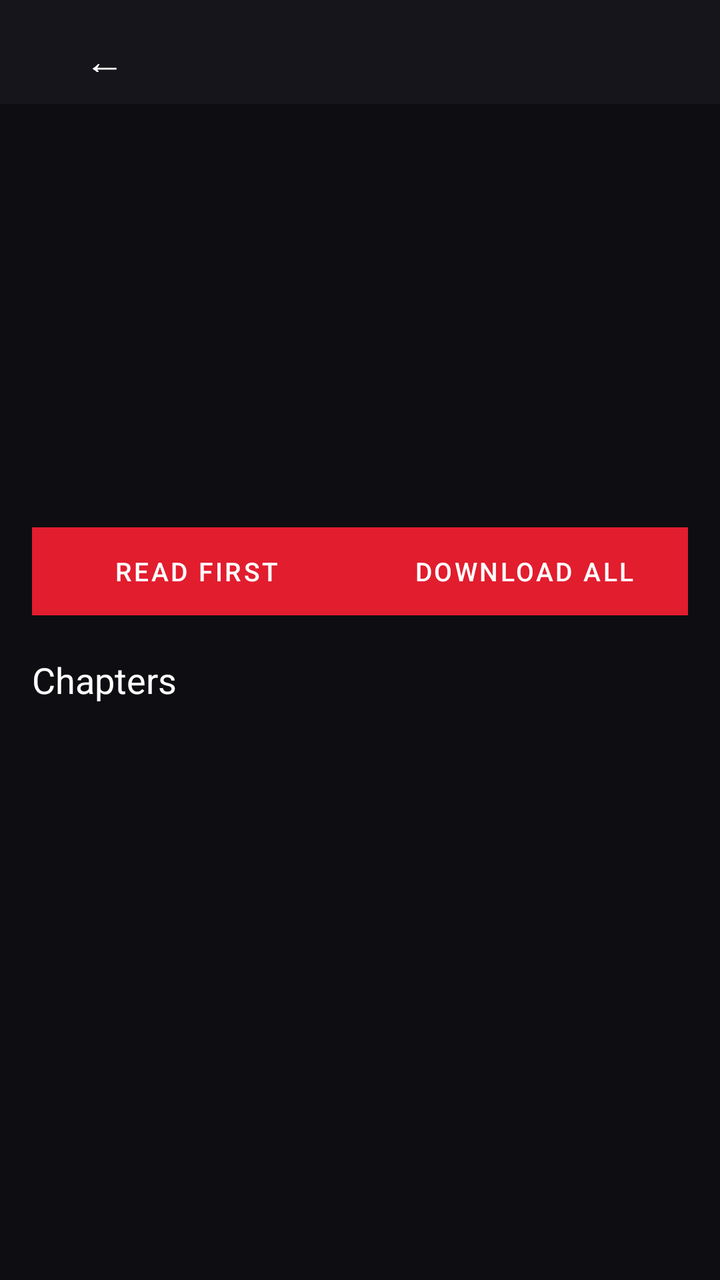
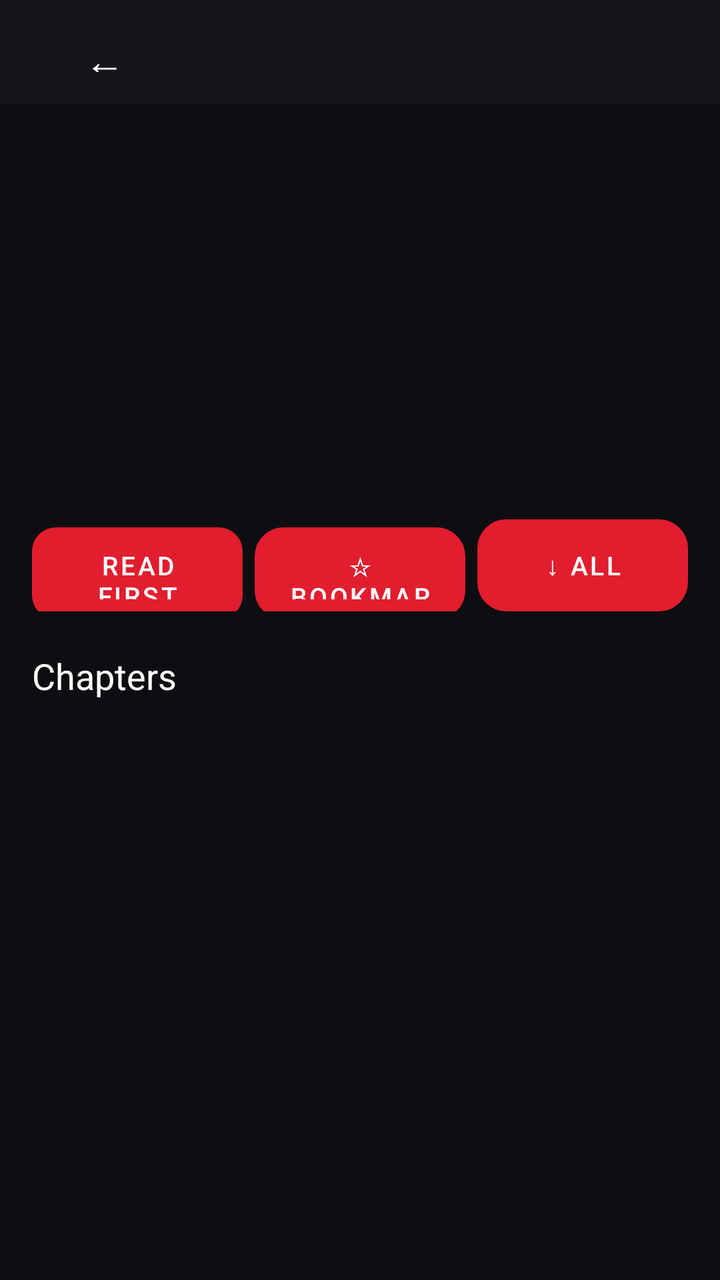

An Android layout rendered at two revisions. The XML below is the earlier revision; the diff shows what the commit changed to produce the second picture.
<!-- AndroidManifest.xml: application theme Theme.MyGhoulScans -->
<!-- res/layout/activity_comic_detail.xml -->
<?xml version="1.0" encoding="utf-8"?>
<LinearLayout xmlns:android="http://schemas.android.com/apk/res/android"
    android:orientation="vertical"
    android:layout_width="match_parent"
    android:layout_height="match_parent"
    android:background="@color/mgs_bg">

    <LinearLayout android:orientation="horizontal" android:layout_width="match_parent"
        android:layout_height="52dp" android:background="@color/mgs_panel" android:gravity="center_vertical"
        android:paddingStart="8dp" android:paddingEnd="8dp">
        <Button android:id="@+id/detailBack" android:layout_width="wrap_content" android:layout_height="40dp"
            android:text="←" android:textSize="20sp" android:textColor="@color/white"
            android:background="?android:attr/selectableItemBackground" />
        <TextView android:id="@+id/detailTopTitle" android:layout_width="0dp" android:layout_height="wrap_content"
            android:layout_weight="1" android:textColor="@color/white" android:textSize="16sp"
            android:maxLines="1" android:ellipsize="end" android:layout_marginStart="6dp" />
    </LinearLayout>

    <ScrollView android:layout_width="match_parent" android:layout_height="0dp" android:layout_weight="1">
        <LinearLayout android:orientation="vertical" android:layout_width="match_parent" android:layout_height="wrap_content"
            android:padding="16dp">

            <LinearLayout android:orientation="horizontal" android:layout_width="match_parent"
                android:layout_height="wrap_content">
                <ImageView android:id="@+id/detailCover" android:layout_width="110dp" android:layout_height="150dp"
                    android:scaleType="centerCrop" android:contentDescription="Cover" />
                <LinearLayout android:orientation="vertical" android:layout_width="0dp" android:layout_height="wrap_content"
                    android:layout_weight="1" android:layout_marginStart="14dp">
                    <TextView android:id="@+id/detailTitle" android:layout_width="match_parent" android:layout_height="wrap_content"
                        android:textColor="@color/white" android:textSize="19sp" android:textStyle="bold" />
                    <TextView android:id="@+id/detailSource" android:layout_width="match_parent" android:layout_height="wrap_content"
                        android:textColor="@color/mgs_muted" android:textSize="12sp" android:layout_marginTop="4dp" />
                    <TextView android:id="@+id/detailCount" android:layout_width="match_parent" android:layout_height="wrap_content"
                        android:textColor="@color/mgs_accent" android:textSize="13sp" android:layout_marginTop="8dp" />
                </LinearLayout>
            </LinearLayout>

            <TextView android:id="@+id/detailDesc" android:layout_width="match_parent" android:layout_height="wrap_content"
                android:textColor="#FFBBBBBB" android:textSize="13sp" android:layout_marginTop="14dp" android:maxLines="5" />

            <LinearLayout android:orientation="horizontal" android:layout_width="match_parent"
                android:layout_height="wrap_content" android:layout_marginTop="14dp">
                <Button android:id="@+id/detailRead" android:layout_width="0dp" android:layout_weight="1"
                    android:layout_height="44dp" android:text="Read first" android:textSize="13sp"
                    android:textColor="@color/white" android:background="@color/mgs_accent" />
                <Button android:id="@+id/detailDownloadAll" android:layout_width="0dp" android:layout_weight="1"
                    android:layout_height="44dp" android:text="Download all" android:textSize="13sp"
                    android:textColor="@color/white" android:background="@color/mgs_panel" />
            </LinearLayout>

            <TextView android:id="@+id/chapterHead" android:layout_width="match_parent" android:layout_height="wrap_content"
                android:text="Chapters" android:textColor="@color/white" android:textSize="18sp"
                android:layout_marginTop="20dp" android:layout_marginBottom="8dp" />
            <LinearLayout android:id="@+id/chapterList" android:orientation="vertical"
                android:layout_width="match_parent" android:layout_height="wrap_content" />
        </LinearLayout>
    </ScrollView>
</LinearLayout>
<!-- resources referenced by this layout -->
<resources>
  <color name="mgs_accent">#FFE11D2E</color>
  <color name="mgs_bg">#FF0E0E12</color>
  <color name="mgs_muted">#FF979BA8</color>
  <color name="mgs_panel">#FF15151B</color>
  <color name="white">#FFFFFFFF</color>
  <style name="Theme.MyGhoulScans" parent="Theme.MaterialComponents.DayNight.NoActionBar">
          
          <item name="colorPrimary">@color/mgs_accent</item>
          <item name="colorPrimaryVariant">@color/mgs_accent</item>
          <item name="colorOnPrimary">@color/white</item>
          
          <item name="colorSecondary">@color/mgs_accent</item>
          <item name="colorSecondaryVariant">@color/mgs_accent</item>
          <item name="colorOnSecondary">@color/white</item>
          
          <item name="android:statusBarColor">@color/mgs_bg</item>
          <item name="android:windowBackground">@color/mgs_bg</item>
          <item name="android:textColorPrimary">@color/white</item>
          
      </style>
</resources>

<!-- the commit's change to res/layout/activity_comic_detail.xml (unified diff, before → after) -->
@@ -1,8 +1,6 @@
 <?xml version="1.0" encoding="utf-8"?>
 <LinearLayout xmlns:android="http://schemas.android.com/apk/res/android"
-    android:orientation="vertical"
-    android:layout_width="match_parent"
-    android:layout_height="match_parent"
+    android:orientation="vertical" android:layout_width="match_parent" android:layout_height="match_parent"
     android:background="@color/mgs_bg">
 
     <LinearLayout android:orientation="horizontal" android:layout_width="match_parent"
@@ -18,41 +16,50 @@
 
     <ScrollView android:layout_width="match_parent" android:layout_height="0dp" android:layout_weight="1">
         <LinearLayout android:orientation="vertical" android:layout_width="match_parent" android:layout_height="wrap_content"
-            android:padding="16dp">
+            android:paddingBottom="16dp">
 
             <LinearLayout android:orientation="horizontal" android:layout_width="match_parent"
-                android:layout_height="wrap_content">
-                <ImageView android:id="@+id/detailCover" android:layout_width="110dp" android:layout_height="150dp"
+                android:layout_height="wrap_content" android:padding="16dp">
+                <ImageView android:id="@+id/detailCover" android:layout_width="104dp" android:layout_height="144dp"
                     android:scaleType="centerCrop" android:contentDescription="Cover" />
                 <LinearLayout android:orientation="vertical" android:layout_width="0dp" android:layout_height="wrap_content"
                     android:layout_weight="1" android:layout_marginStart="14dp">
                     <TextView android:id="@+id/detailTitle" android:layout_width="match_parent" android:layout_height="wrap_content"
-                        android:textColor="@color/white" android:textSize="19sp" android:textStyle="bold" />
+                        android:textColor="@color/white" android:textSize="18sp" android:textStyle="bold"
+                        android:maxLines="4" android:ellipsize="end" />
                     <TextView android:id="@+id/detailSource" android:layout_width="match_parent" android:layout_height="wrap_content"
                         android:textColor="@color/mgs_muted" android:textSize="12sp" android:layout_marginTop="4dp" />
                     <TextView android:id="@+id/detailCount" android:layout_width="match_parent" android:layout_height="wrap_content"
-                        android:textColor="@color/mgs_accent" android:textSize="13sp" android:layout_marginTop="8dp" />
+                        android:textColor="@color/mgs_accent" android:textSize="13sp" android:layout_marginTop="6dp" />
+                    <TextView android:id="@+id/detailProgress" android:layout_width="match_parent" android:layout_height="wrap_content"
+                        android:textColor="#FF2ECC71" android:textSize="12sp" android:layout_marginTop="4dp" />
                 </LinearLayout>
             </LinearLayout>
 
             <TextView android:id="@+id/detailDesc" android:layout_width="match_parent" android:layout_height="wrap_content"
-                android:textColor="#FFBBBBBB" android:textSize="13sp" android:layout_marginTop="14dp" android:maxLines="5" />
+                android:textColor="#FFBBBBBB" android:textSize="13sp" android:paddingStart="16dp" android:paddingEnd="16dp"
+                android:maxLines="4" android:ellipsize="end" />
 
             <LinearLayout android:orientation="horizontal" android:layout_width="match_parent"
-                android:layout_height="wrap_content" android:layout_marginTop="14dp">
+                android:layout_height="wrap_content" android:layout_marginTop="14dp" android:paddingStart="16dp" android:paddingEnd="16dp">
                 <Button android:id="@+id/detailRead" android:layout_width="0dp" android:layout_weight="1"
-                    android:layout_height="44dp" android:text="Read first" android:textSize="13sp"
-                    android:textColor="@color/white" android:background="@color/mgs_accent" />
+                    android:layout_height="46dp" android:text="Read first" android:textSize="13sp"
+                    android:textColor="@color/white" android:background="@drawable/mgs_accent_button" />
+                <Button android:id="@+id/detailBookmark" android:layout_width="0dp" android:layout_weight="1"
+                    android:layout_height="46dp" android:text="☆ Bookmark" android:textSize="13sp"
+                    android:textColor="@color/white" android:background="@drawable/mgs_card"
+                    android:layout_marginStart="6dp" />
                 <Button android:id="@+id/detailDownloadAll" android:layout_width="0dp" android:layout_weight="1"
-                    android:layout_height="44dp" android:text="Download all" android:textSize="13sp"
-                    android:textColor="@color/white" android:background="@color/mgs_panel" />
+                    android:layout_height="46dp" android:text="↓ All" android:textSize="13sp"
+                    android:textColor="@color/white" android:background="@drawable/mgs_card"
+                    android:layout_marginStart="6dp" />
             </LinearLayout>
 
             <TextView android:id="@+id/chapterHead" android:layout_width="match_parent" android:layout_height="wrap_content"
                 android:text="Chapters" android:textColor="@color/white" android:textSize="18sp"
-                android:layout_marginTop="20dp" android:layout_marginBottom="8dp" />
+                android:layout_marginTop="20dp" android:paddingStart="16dp" android:paddingBottom="8dp" />
             <LinearLayout android:id="@+id/chapterList" android:orientation="vertical"
-                android:layout_width="match_parent" android:layout_height="wrap_content" />
+                android:layout_width="match_parent" android:layout_height="wrap_content" android:paddingStart="12dp" android:paddingEnd="12dp" />
         </LinearLayout>
     </ScrollView>
 </LinearLayout>
<!-- resource entries referenced after the edit -->
@@ -5,6 +5,19 @@
   <color name="mgs_muted">#FF979BA8</color>
   <color name="mgs_panel">#FF15151B</color>
   <color name="white">#FFFFFFFF</color>
+  <!-- drawable mgs_accent_button (drawable) -->
+  <?xml version="1.0" encoding="utf-8"?>
+  <shape xmlns:android="http://schemas.android.com/apk/res/android" android:shape="rectangle">
+      <solid android:color="#FFE11D2E" />
+      <corners android:radius="12dp" />
+  </shape>
+  <!-- drawable mgs_card (drawable) -->
+  <?xml version="1.0" encoding="utf-8"?>
+  <shape xmlns:android="http://schemas.android.com/apk/res/android" android:shape="rectangle">
+      <solid android:color="#FF1C1C24" />
+      <corners android:radius="14dp" />
+      <stroke android:width="1dp" android:color="#FF2A2A34" />
+  </shape>
   <style name="Theme.MyGhoulScans" parent="Theme.MaterialComponents.DayNight.NoActionBar">
           
           <item name="colorPrimary">@color/mgs_accent</item>
